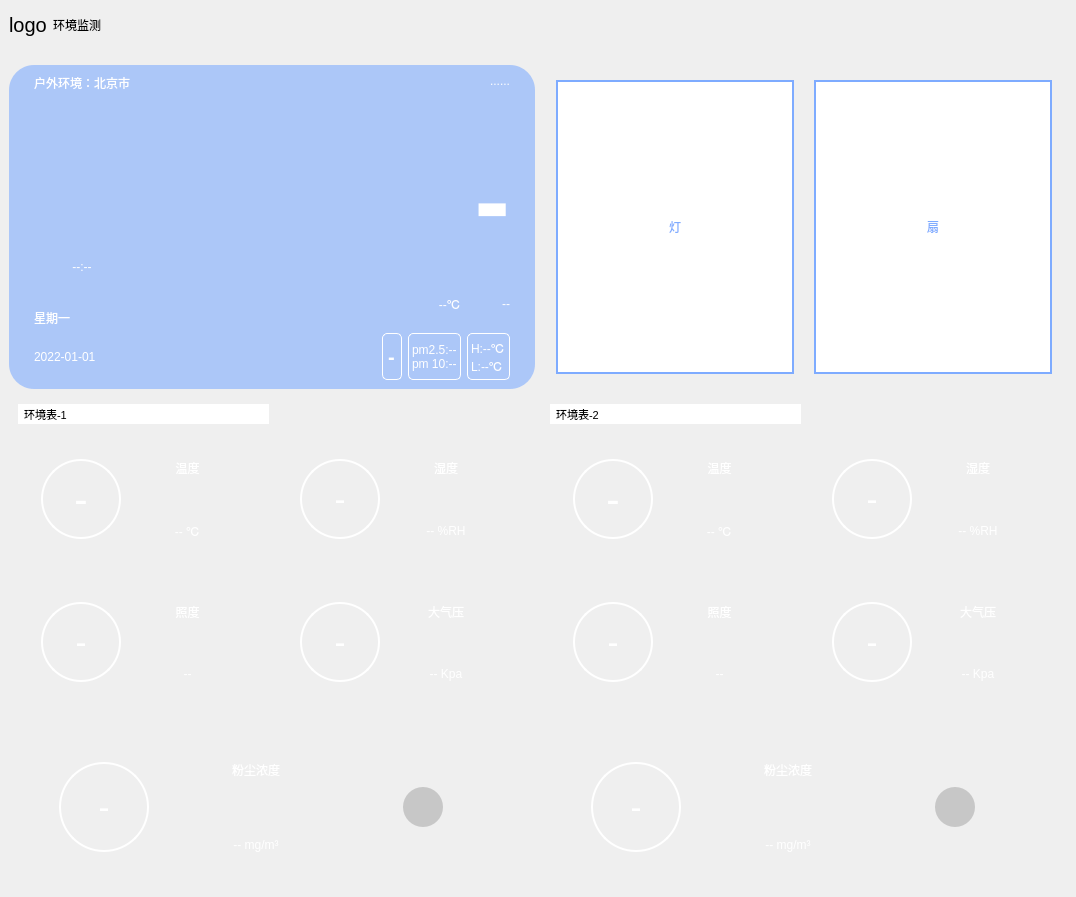
CodePupil-min/eems, file page_env.ui: the form before one commit.
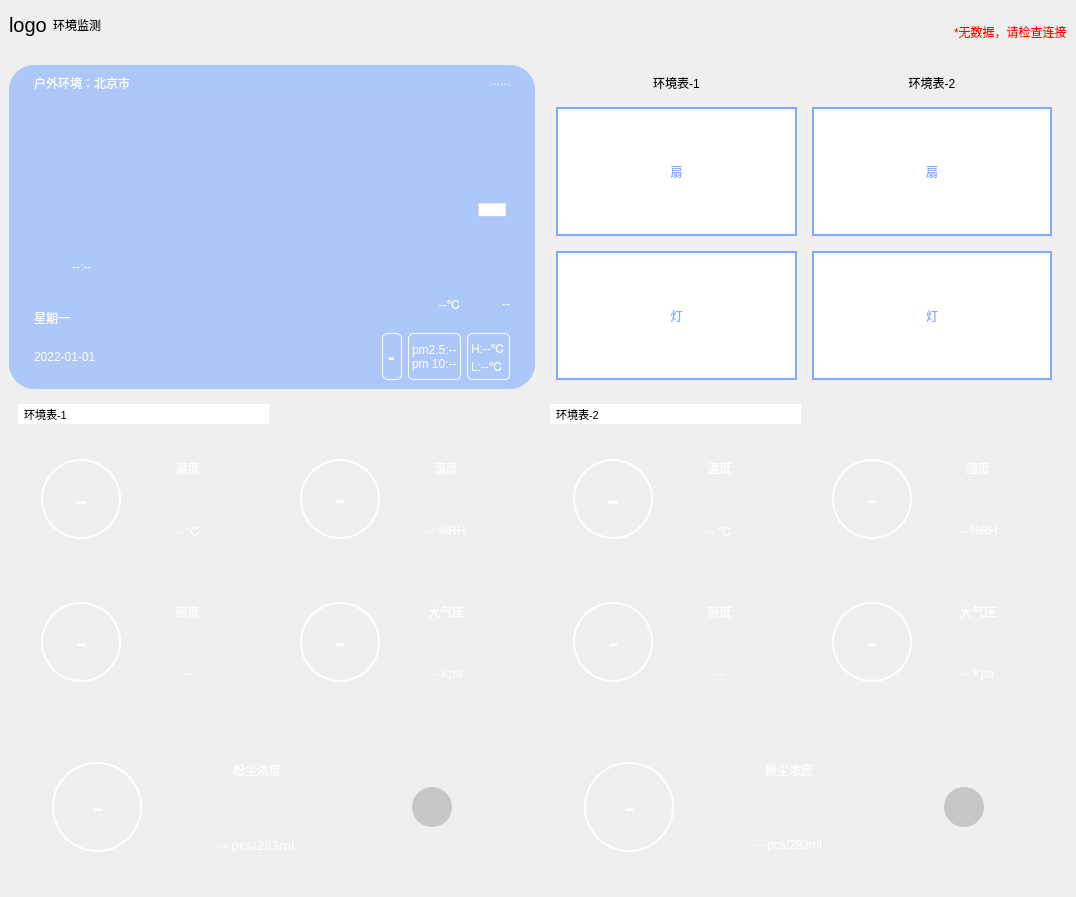
The form after the commit.

Commit message: V1.3.4（初步建立与单片机的连接）

```diff
--- a/page_env.ui
+++ b/page_env.ui
@@ -84,6 +84,25 @@
         </property>
        </widget>
       </item>
+      <item>
+       <widget class="QLabel" name="hint">
+        <property name="sizePolicy">
+         <sizepolicy hsizetype="Fixed" vsizetype="Preferred">
+          <horstretch>0</horstretch>
+          <verstretch>0</verstretch>
+         </sizepolicy>
+        </property>
+        <property name="styleSheet">
+         <string notr="true">color:red;</string>
+        </property>
+        <property name="text">
+         <string>*无数据，请检查连接</string>
+        </property>
+        <property name="alignment">
+         <set>Qt::AlignBottom|Qt::AlignLeading|Qt::AlignLeft</set>
+        </property>
+       </widget>
+      </item>
      </layout>
     </widget>
    </item>
@@ -113,23 +132,17 @@
 font:bold 70pt;
 }</string>
         </property>
-        <layout class="QHBoxLayout" name="horizontalLayout_2">
-         <property name="spacing">
-          <number>20</number>
-         </property>
+        <layout class="QGridLayout" name="gridLayout_15">
          <property name="leftMargin">
           <number>15</number>
          </property>
-         <property name="topMargin">
-          <number>15</number>
-         </property>
          <property name="rightMargin">
           <number>15</number>
          </property>
-         <property name="bottomMargin">
+         <property name="spacing">
           <number>15</number>
          </property>
-         <item>
+         <item row="1" column="0">
           <widget class="QPushButton" name="motor">
            <property name="sizePolicy">
             <sizepolicy hsizetype="Preferred" vsizetype="Preferred">
@@ -143,11 +156,29 @@
 border:2px solid #7EABFF;</string>
            </property>
            <property name="text">
+            <string>扇</string>
+           </property>
+          </widget>
+         </item>
+         <item row="3" column="1">
+          <widget class="QPushButton" name="light_2">
+           <property name="sizePolicy">
+            <sizepolicy hsizetype="Preferred" vsizetype="Preferred">
+             <horstretch>0</horstretch>
+             <verstretch>0</verstretch>
+            </sizepolicy>
+           </property>
+           <property name="styleSheet">
+            <string notr="true">background-color:white;
+color:rgb(126, 171, 255);
+border:2px solid #7EABFF;</string>
+           </property>
+           <property name="text">
             <string>灯</string>
            </property>
           </widget>
          </item>
-         <item>
+         <item row="3" column="0">
           <widget class="QPushButton" name="light">
            <property name="sizePolicy">
             <sizepolicy hsizetype="Preferred" vsizetype="Preferred">
@@ -161,10 +192,54 @@
 border:2px solid #7EABFF;</string>
            </property>
            <property name="text">
+            <string>灯</string>
+           </property>
+          </widget>
+         </item>
+         <item row="1" column="1">
+          <widget class="QPushButton" name="motor_2">
+           <property name="sizePolicy">
+            <sizepolicy hsizetype="Preferred" vsizetype="Preferred">
+             <horstretch>0</horstretch>
+             <verstretch>0</verstretch>
+            </sizepolicy>
+           </property>
+           <property name="styleSheet">
+            <string notr="true">background-color:white;
+color:rgb(126, 171, 255);
+border:2px solid #7EABFF;</string>
+           </property>
+           <property name="text">
             <string>扇</string>
            </property>
           </widget>
          </item>
+         <item row="0" column="0">
+          <widget class="QLabel" name="label_2">
+           <property name="sizePolicy">
+            <sizepolicy hsizetype="Preferred" vsizetype="Fixed">
+             <horstretch>0</horstretch>
+             <verstretch>0</verstretch>
+            </sizepolicy>
+           </property>
+           <property name="text">
+            <string>环境表-1</string>
+           </property>
+           <property name="alignment">
+            <set>Qt::AlignCenter</set>
+           </property>
+          </widget>
+         </item>
+         <item row="0" column="1">
+          <widget class="QLabel" name="label_14">
+           <property name="text">
+            <string>环境表-2</string>
+           </property>
+           <property name="alignment">
+            <set>Qt::AlignCenter</set>
+           </property>
+          </widget>
+         </item>
         </layout>
        </widget>
       </item>
@@ -890,15 +965,24 @@
           <widget class="QLabel" name="s_fc">
            <property name="maximumSize">
             <size>
-             <width>120</width>
+             <width>150</width>
              <height>16777215</height>
             </size>
            </property>
+           <property name="font">
+            <font>
+             <family>微软雅黑</family>
+             <pointsize>10</pointsize>
+             <weight>50</weight>
+             <italic>false</italic>
+             <bold>false</bold>
+            </font>
+           </property>
            <property name="styleSheet">
             <string notr="true">color:white;</string>
            </property>
            <property name="text">
-            <string>-- mg/m³</string>
+            <string>-- pcs/283ml</string>
            </property>
            <property name="alignment">
             <set>Qt::AlignCenter</set>
@@ -1407,7 +1491,7 @@
           <widget class="QLabel" name="s_fc_2">
            <property name="maximumSize">
             <size>
-             <width>120</width>
+             <width>150</width>
              <height>16777215</height>
             </size>
            </property>
@@ -1415,7 +1499,7 @@
             <string notr="true">color:white;</string>
            </property>
            <property name="text">
-            <string>-- mg/m³</string>
+            <string>-- pcs/283ml</string>
            </property>
            <property name="alignment">
             <set>Qt::AlignCenter</set>
```
Left out of the diff: 6 changed lines with no effect on the pictures. The commit also changes 12 other files.
